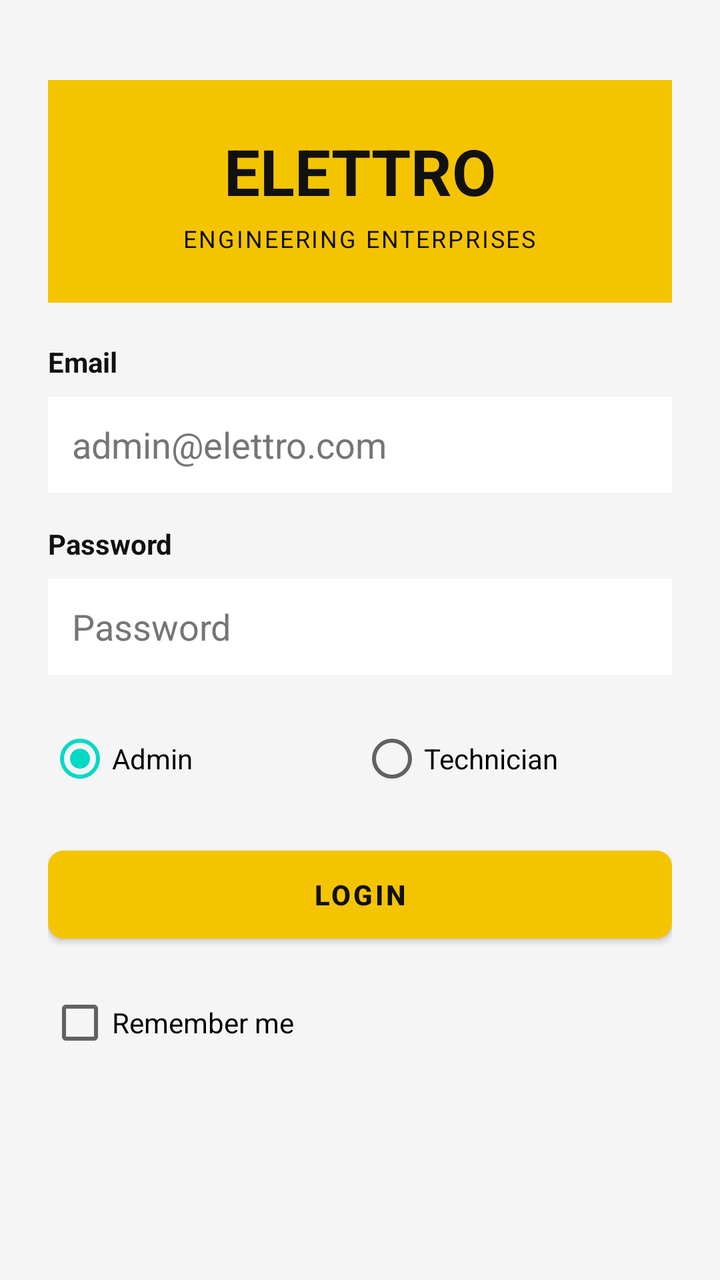
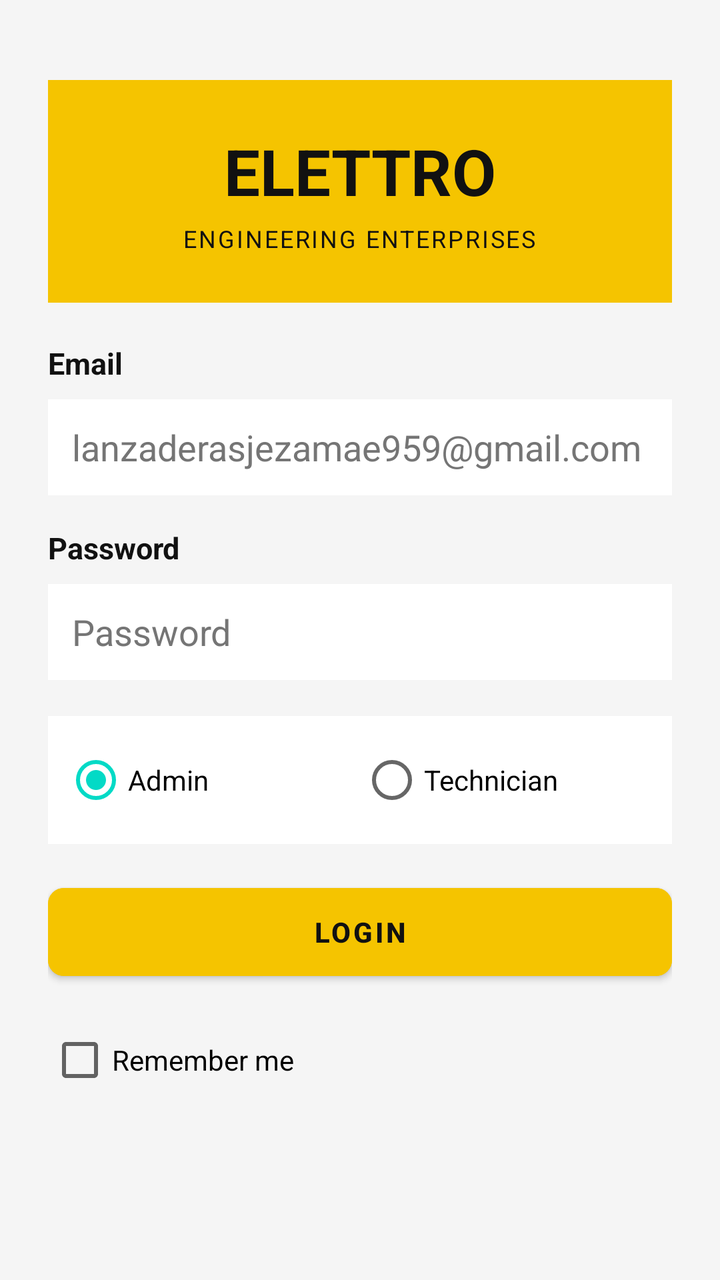

The first picture is an Android layout as it rendered before a commit; the second is the same layout after the commit. The layout source and the unified diff follow.
<!-- AndroidManifest.xml: application theme Theme.Elettro -->
<!-- res/layout/activity_main.xml -->
<?xml version="1.0" encoding="utf-8"?>
<ScrollView xmlns:android="http://schemas.android.com/apk/res/android"
    xmlns:app="http://schemas.android.com/apk/res-auto"
    android:layout_width="match_parent"
    android:layout_height="match_parent"
    android:background="#f5f5f5"
    android:fillViewport="true">

    <LinearLayout
        android:layout_width="match_parent"
        android:layout_height="wrap_content"
        android:orientation="vertical"
        android:padding="24dp">

        <LinearLayout
            android:layout_width="match_parent"
            android:layout_height="wrap_content"
            android:orientation="vertical"
            android:background="#f5c400"
            android:padding="24dp"
            android:layout_marginTop="16dp"
            android:layout_marginBottom="20dp"
            android:gravity="center_horizontal"
            android:clipToPadding="false">

            <TextView
                android:layout_width="wrap_content"
                android:layout_height="wrap_content"
                android:text="ELETTRO"
                android:textStyle="bold"
                android:textSize="32sp"
                android:textColor="#111111" />

            <TextView
                android:layout_width="wrap_content"
                android:layout_height="wrap_content"
                android:text="ENGINEERING ENTERPRISES"
                android:textSize="12sp"
                android:letterSpacing="0.08"
                android:textColor="#111111"
                android:layout_marginTop="4dp" />
        </LinearLayout>

        <TextView
            android:layout_width="wrap_content"
            android:layout_height="wrap_content"
            android:text="Email"
            android:textStyle="bold"
            android:textColor="#111111"
            android:layout_marginBottom="8dp" />

        <EditText
            android:id="@+id/email_input"
            android:layout_width="match_parent"
            android:layout_height="48dp"
            android:hint="admin@elettro.com"
            android:paddingHorizontal="12dp"
            android:background="#ffffff"
            android:textColor="#111111"
            android:textColorHint="#757575" />

        <TextView
            android:layout_width="wrap_content"
            android:layout_height="wrap_content"
            android:text="Password"
            android:textStyle="bold"
            android:textColor="#111111"
            android:layout_marginTop="16dp"
            android:layout_marginBottom="8dp" />

        <EditText
            android:id="@+id/password_input"
            android:layout_width="match_parent"
            android:layout_height="48dp"
            android:hint="Password"
            android:inputType="textPassword"
            android:paddingHorizontal="12dp"
            android:background="#ffffff"
            android:textColor="#111111"
            android:textColorHint="#757575" />

        <RadioGroup
            android:id="@+id/role_group"
            android:layout_width="match_parent"
            android:layout_height="wrap_content"
            android:orientation="horizontal"
            android:layout_marginTop="18dp"
            android:layout_marginBottom="16dp">

            <RadioButton
                android:id="@+id/role_admin"
                android:layout_width="0dp"
                android:layout_height="wrap_content"
                android:layout_weight="1"
                android:text="Admin"
                android:checked="true" />

            <RadioButton
                android:id="@+id/role_tech"
                android:layout_width="0dp"
                android:layout_height="wrap_content"
                android:layout_weight="1"
                android:text="Technician" />
        </RadioGroup>

        <com.google.android.material.button.MaterialButton
            android:id="@+id/login_button"
            android:layout_width="match_parent"
            android:layout_height="56dp"
            android:text="LOGIN"
            android:textStyle="bold"
            android:backgroundTint="#f5c400"
            android:textColor="#111111"
            app:cornerRadius="8dp" />

        <CheckBox
            android:id="@+id/remember_me"
            android:layout_width="wrap_content"
            android:layout_height="wrap_content"
            android:text="Remember me"
            android:layout_marginTop="12dp" />

    </LinearLayout>
</ScrollView>
<!-- resources referenced by this layout -->
<resources>
  <style name="Theme.Elettro" parent="Theme.MaterialComponents.DayNight.NoActionBar">
          <item name="colorPrimary">@color/brand_500</item>
          <item name="colorPrimaryVariant">@color/brand_700</item>
          <item name="colorOnPrimary">@color/white</item>
          <item name="android:statusBarColor">@android:color/black</item>
          <item name="android:navigationBarColor">@android:color/black</item>
      </style>
  <color name="brand_500">#ffc300</color>
  <color name="brand_700">#b37700</color>
  <color name="white">#FFFFFF</color>
</resources>

<!-- the commit's change to res/layout/activity_main.xml (unified diff, before → after) -->
@@ -46,6 +46,7 @@
             android:layout_height="wrap_content"
             android:text="Email"
             android:textStyle="bold"
+            android:textSize="15sp"
             android:textColor="#111111"
             android:layout_marginBottom="8dp" />
 
@@ -53,7 +54,7 @@
             android:id="@+id/email_input"
             android:layout_width="match_parent"
             android:layout_height="48dp"
-            android:hint="admin@elettro.com"
+            android:hint="lanzaderasjezamae959@gmail.com"
             android:paddingHorizontal="12dp"
             android:background="#ffffff"
             android:textColor="#111111"
@@ -64,6 +65,7 @@
             android:layout_height="wrap_content"
             android:text="Password"
             android:textStyle="bold"
+            android:textSize="15sp"
             android:textColor="#111111"
             android:layout_marginTop="16dp"
             android:layout_marginBottom="8dp" />
@@ -85,7 +87,9 @@
             android:layout_height="wrap_content"
             android:orientation="horizontal"
             android:layout_marginTop="18dp"
-            android:layout_marginBottom="16dp">
+            android:layout_marginBottom="16dp"
+            android:background="#ffffff"
+            android:padding="8dp">
 
             <RadioButton
                 android:id="@+id/role_admin"
